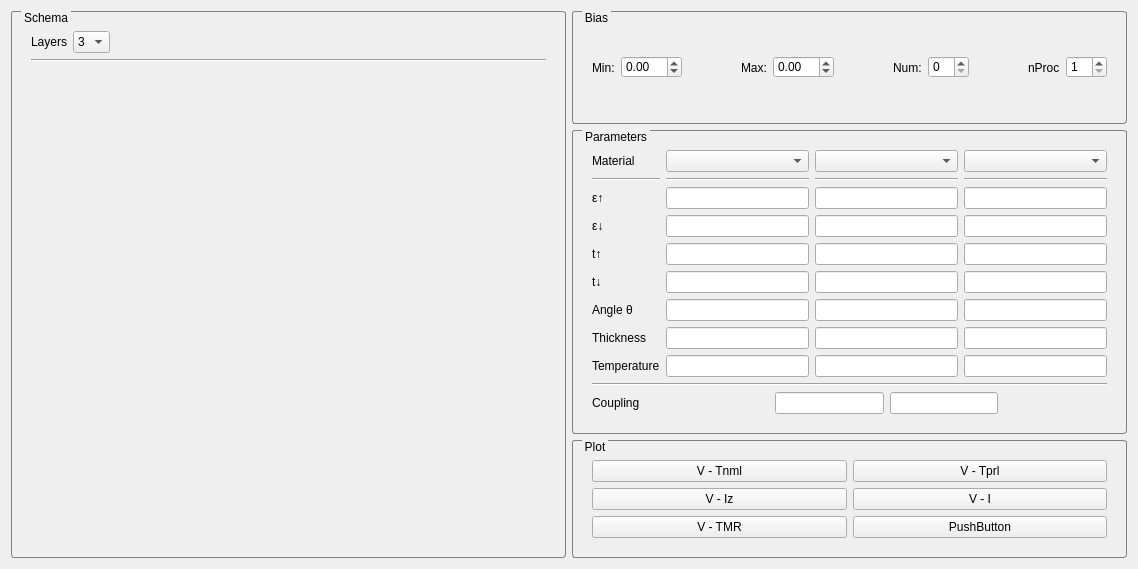
First picture: the form in src/gui/tbproject.ui, repository lise1020/TBMTJ, before the edit.
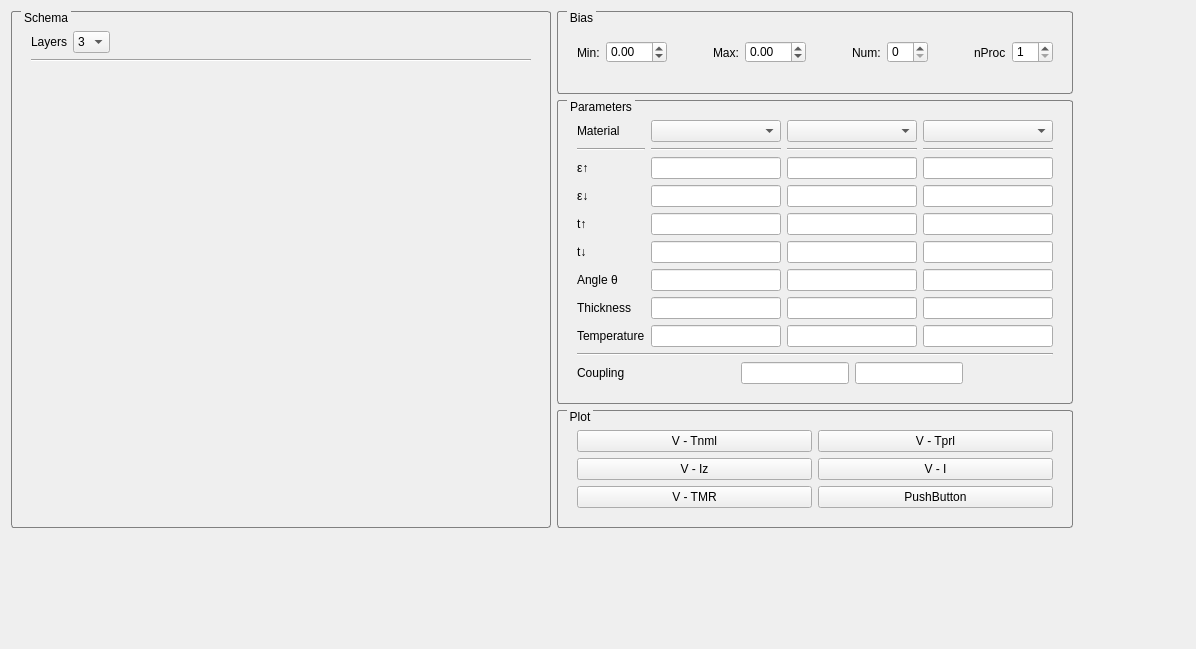
Second picture: the form after the edit. Icons and pictures are not drawn. Custom widgets are drawn as their Qt base class.

The edit to the form file:
```diff
--- a/src/gui/tbproject.ui
+++ b/src/gui/tbproject.ui
@@ -6,8 +6,8 @@
    <rect>
     <x>0</x>
     <y>0</y>
-    <width>1138</width>
-    <height>569</height>
+    <width>1196</width>
+    <height>649</height>
    </rect>
   </property>
   <property name="windowTitle">
@@ -513,6 +513,32 @@
      </layout>
     </widget>
    </item>
+   <item row="3" column="0">
+    <spacer name="verticalSpacer_3">
+     <property name="orientation">
+      <enum>Qt::Vertical</enum>
+     </property>
+     <property name="sizeHint" stdset="0">
+      <size>
+       <width>20</width>
+       <height>40</height>
+      </size>
+     </property>
+    </spacer>
+   </item>
+   <item row="0" column="2">
+    <spacer name="horizontalSpacer_7">
+     <property name="orientation">
+      <enum>Qt::Horizontal</enum>
+     </property>
+     <property name="sizeHint" stdset="0">
+      <size>
+       <width>40</width>
+       <height>20</height>
+      </size>
+     </property>
+    </spacer>
+   </item>
   </layout>
  </widget>
  <customwidgets>
```
